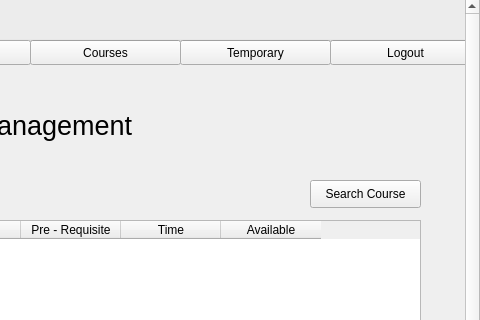
This is resources/UI/studentcourse.ui in Poom1997/gman as Qt 5 draws it before an edit; both pictures show x 420 to 900 and y 0 to 320 of the 900 by 600 pixel window. The edited form follows.
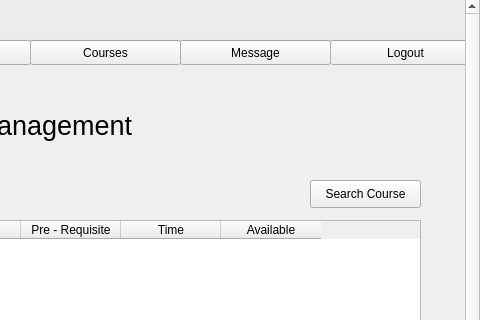
This is the edited form.

Diff of the .ui file:
```diff
--- a/resources/UI/studentcourse.ui
+++ b/resources/UI/studentcourse.ui
@@ -193,7 +193,7 @@
       </rect>
      </property>
      <property name="text">
-      <string>Temporary</string>
+      <string>Message</string>
      </property>
     </widget>
     <widget class="QPushButton" name="courseButton">
```
Left out of the diff: 28 changed lines with no effect on the pictures.
